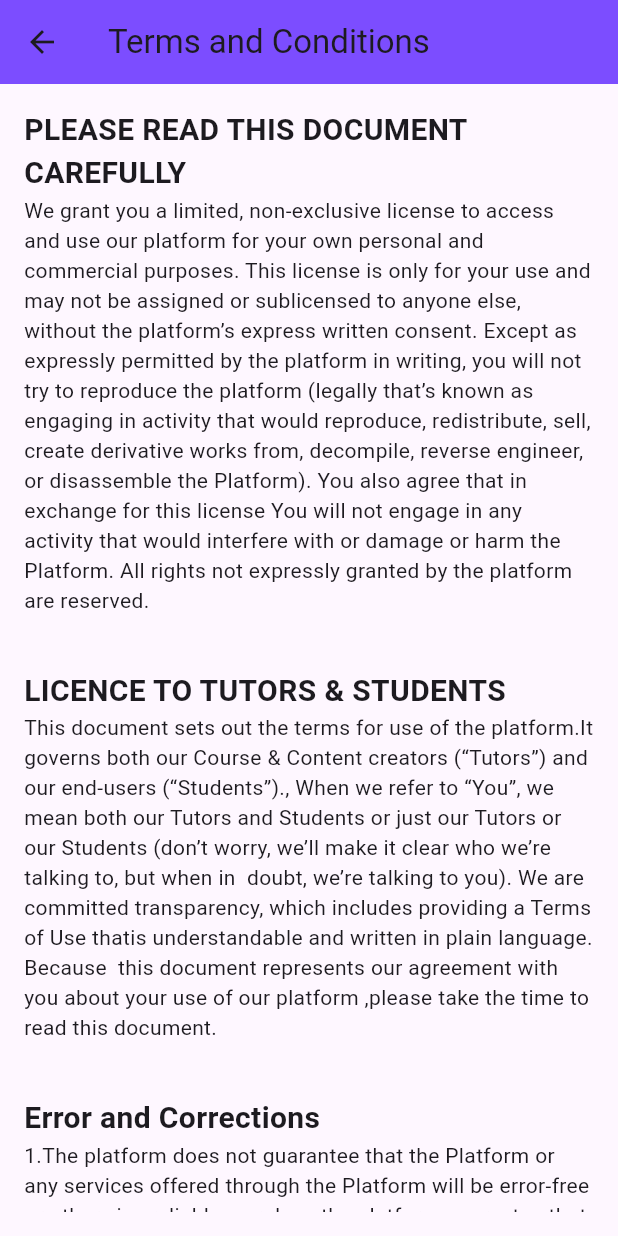
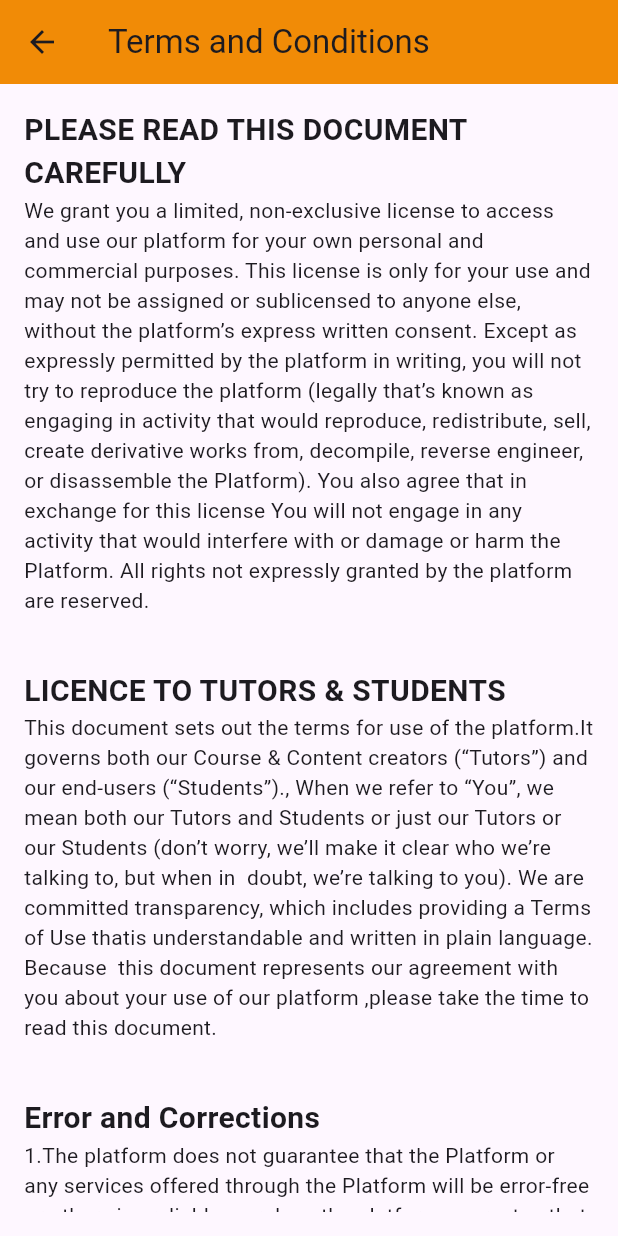
Before and after one commit to noorfath/sign_language_detection, a Flutter app: the SettingsPage screen opened directly, after a tap on "Terms & Conditions", on a phone screen of 412 x 824 dp. Run offline on Flutter 3.47's test engine with Material 3 defaults, Android fonts, the light colour scheme and no system bars; our stand-ins replace image_picker, shared_preferences; accounts and stored records are empty.

Commit message:
initial commit

```diff
--- a/lib/pages/homepage.dart
+++ b/lib/pages/homepage.dart
@@ -62,6 +62,7 @@ class _HomePageState extends State<HomePage> {
                 color: kblueColor,
                 borderRadius: BorderRadius.only(topLeft: Radius.circular(100)),
               ),
+
               child: ListView(
                 shrinkWrap: true,
                 physics: NeverScrollableScrollPhysics(),
--- a/lib/pages/settings.dart
+++ b/lib/pages/settings.dart
@@ -131,7 +131,8 @@ class _SettingsPageState extends State<SettingsPage> {
                     SnackBar(content: Text('Settings saved successfully')),
                   );
                 },
-                child: Text('Save Settings'),
+                child: Text('Save Settings',style: TextStyle(color: Colors.white),),
+
               ),
             ),
             SizedBox(height: 30,),
@@ -159,7 +160,7 @@ class _SettingsPageState extends State<SettingsPage> {
                   BorderSide( ),
                       shape:
                       RoundedRectangleBorder(borderRadius: BorderRadius.circular(30))),
-                  onPressed: () {}, child:  Text('Privacy Policy'),
+                  onPressed: () {}, child:  Text('Privacy Policy',style: TextStyle(color: Colors.white),),
                 )
 
             ),
@@ -217,7 +218,7 @@ class TermsAndConditionsScreen extends StatelessWidget {
   @override
   Widget build(BuildContext context) {
     return Scaffold(
-        appBar: AppBar(backgroundColor: Colors.deepPurpleAccent,
+        appBar: AppBar(backgroundColor: kyellowcolor,
           title: const Text('Terms and Conditions'),
         ),
         body: const Center(
--- a/pubspec.yaml
+++ b/pubspec.yaml
@@ -34,6 +34,7 @@ dependencies:
   shared_preferences:
   image_picker_ios:
   image_picker:
+  http: ^0.13.3
 
 
 
```
Also changed, not shown: pubspec.lock, 1 other file.
